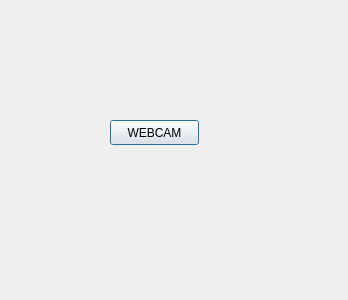
This is webcam.ui in tacospell/Anti-roadkill-system as Qt 5 draws it before an edit. The edited form follows.
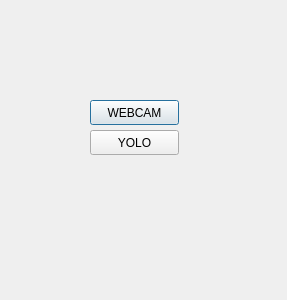
This is the edited form.

Diff of the .ui file:
```diff
--- a/webcam.ui
+++ b/webcam.ui
@@ -6,7 +6,7 @@
    <rect>
     <x>0</x>
     <y>0</y>
-    <width>348</width>
+    <width>287</width>
     <height>300</height>
    </rect>
   </property>
@@ -16,8 +16,8 @@
   <widget class="QPushButton" name="webcam">
    <property name="geometry">
     <rect>
-     <x>110</x>
-     <y>120</y>
+     <x>90</x>
+     <y>100</y>
      <width>89</width>
      <height>25</height>
     </rect>
@@ -26,6 +26,22 @@
     <string>WEBCAM</string>
    </property>
   </widget>
+  <widget class="QPushButton" name="yolo">
+   <property name="geometry">
+    <rect>
+     <x>90</x>
+     <y>130</y>
+     <width>89</width>
+     <height>25</height>
+    </rect>
+   </property>
+   <property name="contextMenuPolicy">
+    <enum>Qt::PreventContextMenu</enum>
+   </property>
+   <property name="text">
+    <string>YOLO</string>
+   </property>
+  </widget>
  </widget>
  <resources/>
  <connections/>
```
